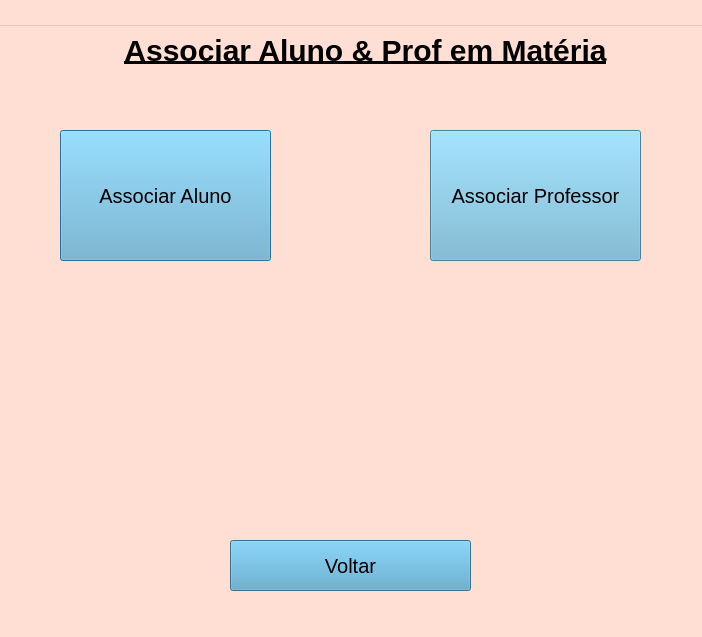
This is ProjetoFinal/telamaterias.ui in Fernando-maruba/Trabalho-Final-POO as Qt 5 draws it before an edit. The edited form follows.
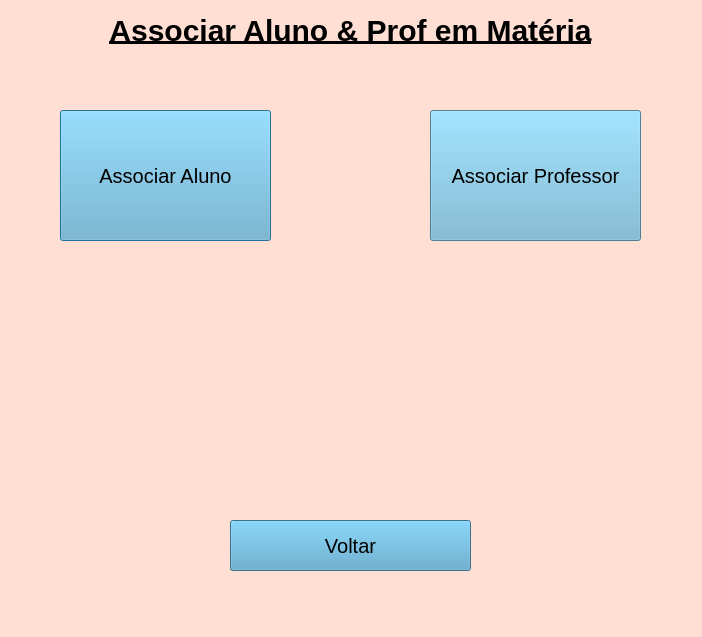
This is the edited form.

Patch:
```diff
--- a/ProjetoFinal/telamaterias.ui
+++ b/ProjetoFinal/telamaterias.ui
@@ -459,15 +459,15 @@
    <property name="geometry">
     <rect>
      <x>0</x>
-     <y>20</y>
-     <width>701</width>
-     <height>581</height>
+     <y>0</y>
+     <width>702</width>
+     <height>637</height>
     </rect>
    </property>
    <widget class="QLabel" name="label">
     <property name="geometry">
      <rect>
-      <x>90</x>
+      <x>75</x>
       <y>10</y>
       <width>551</width>
       <height>41</height>
@@ -545,16 +545,6 @@
     </property>
    </widget>
   </widget>
-  <widget class="QMenuBar" name="menubar">
-   <property name="geometry">
-    <rect>
-     <x>0</x>
-     <y>0</y>
-     <width>702</width>
-     <height>26</height>
-    </rect>
-   </property>
-  </widget>
  </widget>
  <tabstops>
   <tabstop>pushButton</tabstop>
```
